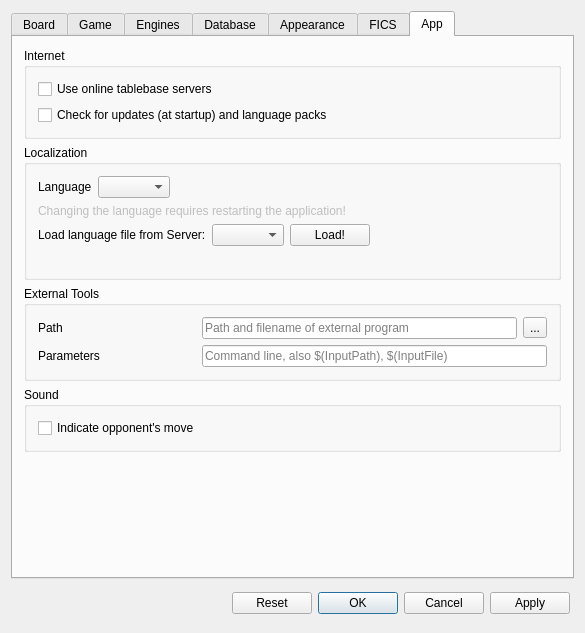
The window that src/dialogs/preferences.ui (Isarhamster/chessx) describes before a commit, drawn with Qt 5.
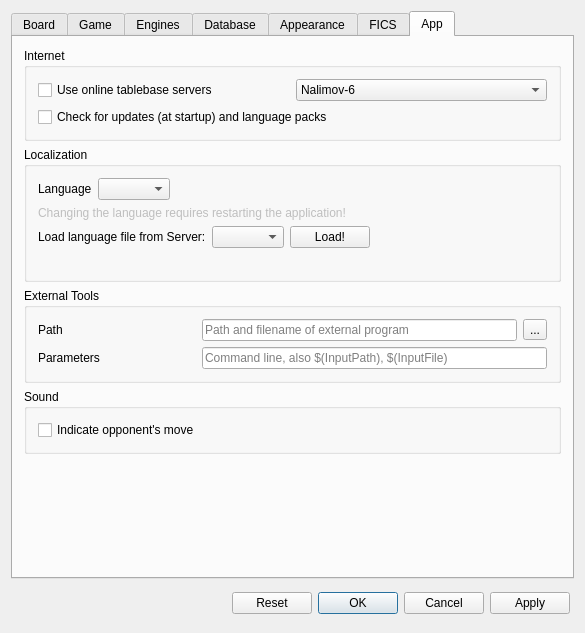
The same window after the commit. The open tabs and pages were chosen to show the change. Icons and pictures are not drawn. Custom widgets are drawn as their Qt base class.

Commit message: New feature: Syzygy 7 men online tablebase

```diff
--- a/src/dialogs/preferences.ui
+++ b/src/dialogs/preferences.ui
@@ -1335,15 +1335,29 @@
          <property name="title">
           <string>Internet</string>
          </property>
-         <layout class="QVBoxLayout" name="verticalLayout_7">
-          <item>
+         <layout class="QGridLayout" name="gridLayout_6">
+          <item row="0" column="0">
            <widget class="QCheckBox" name="tablebaseCheck">
             <property name="text">
              <string>Use online tablebase servers</string>
             </property>
            </widget>
           </item>
-          <item>
+          <item row="0" column="1">
+           <widget class="QComboBox" name="tablebaseSelect">
+            <item>
+             <property name="text">
+              <string>Nalimov-6</string>
+             </property>
+            </item>
+            <item>
+             <property name="text">
+              <string>Syzygy-7</string>
+             </property>
+            </item>
+           </widget>
+          </item>
+          <item row="1" column="0" colspan="2">
            <widget class="QCheckBox" name="versionCheck">
             <property name="text">
              <string>Check for updates (at startup) and language packs</string>
```
Left out of the diff: 2 changed lines with no effect on the pictures. The commit also changes 6 other files.
